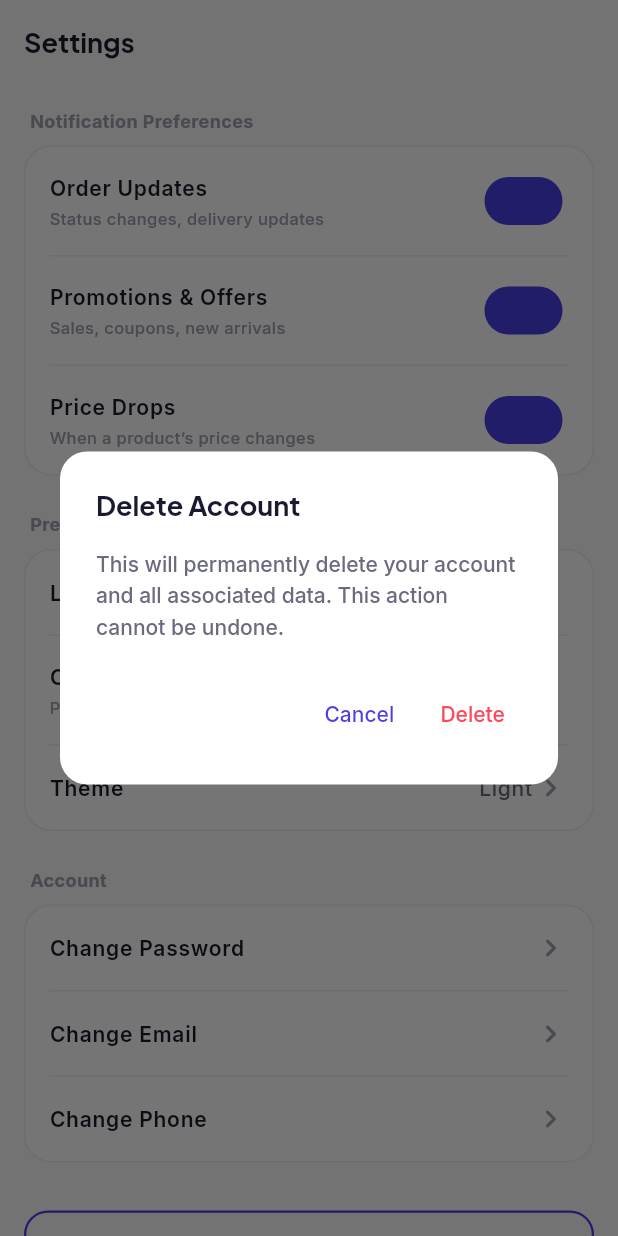
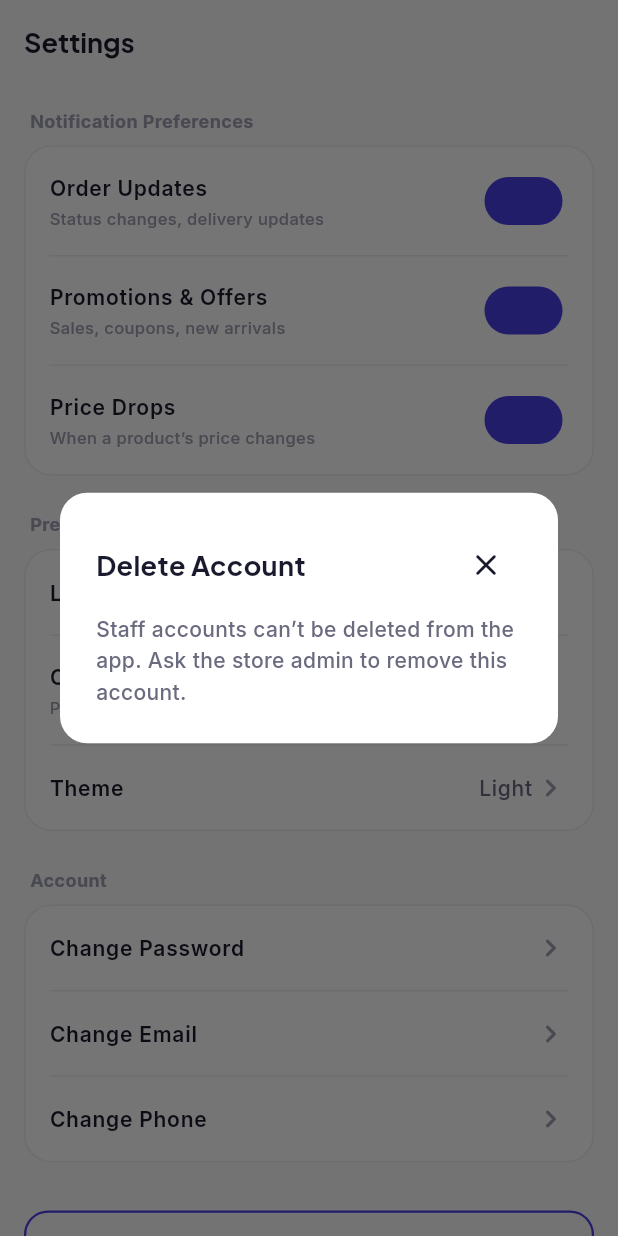
Before and after one commit to ashadtahir25-a11y/Shopverse, a Flutter app: the SettingsScreen screen opened by its route, after a tap on "Delete Account", on a phone screen of 412 x 824 dp. Run offline on Flutter 3.47's test engine with Material 3 defaults, Android fonts, the phone set to English and light mode, and no system bars; our stand-ins replace badges, carousel_slider, cloud_firestore, dio, firebase_auth, firebase_core and 11 more; accounts and stored records are empty.

Commit message:
Added new features and updated code

```diff
--- a/lib/features/admin/providers/notification_sender.dart
+++ b/lib/features/admin/providers/notification_sender.dart
@@ -5,6 +5,7 @@ import 'package:cloud_firestore/cloud_firestore.dart';
 /// priceDrops). A user who never touched Settings has no stored choice,
 /// which counts as "yes".
 bool wantsNotification(Map<String, dynamic>? userData, String prefKey) {
+  if (userData?['isDeleted'] == true) return false;
   final prefs = userData?['notificationPrefs'];
   if (prefs is Map) return prefs[prefKey] != false;
   return true;
--- a/lib/features/settings/screens/settings_screen.dart
+++ b/lib/features/settings/screens/settings_screen.dart
@@ -16,6 +16,7 @@ import '../../profile/providers/user_profile_provider.dart';
 import '../../profile/widgets/change_password_sheet.dart';
 import '../widgets/change_email_dialog.dart';
 import '../widgets/change_phone_dialog.dart';
+import '../widgets/delete_account_dialog.dart';
 
 class SettingsScreen extends ConsumerStatefulWidget {
   const SettingsScreen({super.key});
@@ -208,33 +209,7 @@ class _SettingsScreenState extends ConsumerState<SettingsScreen> {
     );
   }
 
-  void _confirmDeleteAccount() {
-    showDialog(
-      context: context,
-      builder: (context) => AlertDialog(
-        shape: RoundedRectangleBorder(
-          borderRadius: BorderRadius.circular(AppDimens.radiusLg),
-        ),
-        title: const Text('Delete Account'),
-        content: Text(
-          'This will permanently delete your account and all associated data. This action cannot be undone.',
-          style: AppTextStyles.bodyMedium.copyWith(
-            color: AppColors.textSecondary,
-          ),
-        ),
-        actions: [
-          TextButton(
-            onPressed: () => Navigator.pop(context),
-            child: const Text('Cancel'),
-          ),
-          TextButton(
-            onPressed: () => Navigator.pop(context),
-            child: Text('Delete', style: TextStyle(color: AppColors.error)),
-          ),
-        ],
-      ),
-    );
-  }
+  void _confirmDeleteAccount() => showDeleteAccountDialog(context);
 
   String _themeLabel(ThemeMode mode) => switch (mode) {
     ThemeMode.light => 'Light',
--- /dev/null
+++ b/lib/features/settings/widgets/delete_account_dialog.dart
@@ -0,0 +1,209 @@
+// ignore_for_file: prefer_const_constructors, prefer_const_literals_to_create_immutables
+import 'package:cloud_firestore/cloud_firestore.dart';
+import 'package:firebase_auth/firebase_auth.dart';
+import 'package:flutter/foundation.dart';
+import 'package:flutter/material.dart';
+import 'package:flutter_riverpod/flutter_riverpod.dart';
+import 'package:go_router/go_router.dart';
+import '../../../core/config/app_flow.dart';
+import '../../../core/config/firebase_config.dart';
+import '../../../core/data/auth_repository.dart';
+import '../../../core/theme/app_colors.dart';
+import '../../../core/theme/app_dimens.dart';
+import '../../../core/theme/app_text_styles.dart';
+import '../../../core/widgets/app_text_field.dart';
+import '../../profile/providers/user_profile_provider.dart';
+
+void showDeleteAccountDialog(BuildContext context) {
+  showDialog<void>(context: context, builder: (_) => const _DeleteAccountDialog());
+}
+
+/// Real account deletion (it used to be a button that only closed a dialog).
+///
+/// Order matters: the password is checked FIRST, so nothing is touched if it
+/// is wrong. Then the data this person is allowed to remove is deleted, the
+/// profile is blanked, and only at the very end the login itself is deleted.
+///
+/// Orders, reviews, returns and support tickets are NOT removed: the
+/// security rules deliberately don't let customers delete them, and a shop
+/// has to keep order records anyway. Staff accounts are removed by an admin.
+class _DeleteAccountDialog extends ConsumerStatefulWidget {
+  const _DeleteAccountDialog();
+
+  @override
+  ConsumerState<_DeleteAccountDialog> createState() => _DeleteAccountDialogState();
+}
+
+class _DeleteAccountDialogState extends ConsumerState<_DeleteAccountDialog> {
+  final _formKey = GlobalKey<FormState>();
+  final _password = TextEditingController();
+  bool _busy = false;
+  String? _error;
+
+  @override
+  void dispose() {
+    _password.dispose();
+    super.dispose();
+  }
+
+  String _friendly(Object e) {
+    if (e is FirebaseAuthException) {
+      switch (e.code) {
+        case 'wrong-password':
+        case 'invalid-credential':
+          return 'Your password is incorrect.';
+        case 'too-many-requests':
+          return 'Too many attempts. Please wait a moment and try again.';
+        case 'network-request-failed':
+          return 'Network error. Check your internet connection.';
+        case 'requires-recent-login':
+          return 'For security, please log out, log in again, and retry.';
+      }
+    }
+    debugPrint('Delete account failed: $e');
+    final code = e is FirebaseAuthException ? ' (${e.code})' : '';
+    return 'Could not delete the account$code. Please try again.';
+  }
+
+  Future<void> _deleteAll(CollectionReference<Map<String, dynamic>> col) async {
+    final snap = await col.get();
+    if (snap.docs.isEmpty) return;
+    final batch = FirebaseFirestore.instance.batch();
+    for (final d in snap.docs) {
+      batch.delete(d.reference);
+    }
+    await batch.commit();
+  }
+
+  Future<void> _delete() async {
+    if (!_formKey.currentState!.validate()) return;
+    setState(() {
+      _busy = true;
+      _error = null;
+    });
+    try {
+      final user = FirebaseAuth.instance.currentUser;
+      final email = user?.email;
+      if (user == null || email == null || !FirebaseStatus.isInitialized) {
+        throw FirebaseAuthException(code: 'no-current-user');
+      }
+      // 1. Prove it is the owner. If this fails, nothing has been touched.
+      await user.reauthenticateWithCredential(EmailAuthProvider.credential(email: email, password: _password.text));
+
+      final db = FirebaseFirestore.instance;
+      final uid = user.uid;
+
+      // 2. Remove what the rules let this person remove.
+      await _deleteAll(db.collection('users').doc(uid).collection('cart'));
+      await _deleteAll(db.collection('users').doc(uid).collection('wishlist'));
+      final addresses = await db.collection('addresses').where('userId', isEqualTo: uid).get();
+      if (addresses.docs.isNotEmpty) {
+        final batch = db.batch();
+        for (final d in addresses.docs) {
+          batch.delete(d.reference);
+        }
+        await batch.commit();
+      }
+
+      // 3. Blank the profile (the document itself can't be deleted by rule).
+      await db.collection('users').doc(uid).update({
+        'fullName': 'Deleted User',
+        'email': '',
+        'phone': '',
+        'avatarUrl': null,
+        'isDeleted': true,
+        'deletedAt': FieldValue.serverTimestamp(),
+        'notificationPrefs': FieldValue.delete(),
+      });
+
+      // 4. Finally delete the login itself.
+      await user.delete();
+      await authRepository.logout();
+
+      if (!mounted) return;
+      final router = GoRouter.of(context);
+      final messenger = ScaffoldMessenger.of(context);
+      Navigator.pop(context);
+      router.go(loggedOutRoute());
+      messenger.showSnackBar(const SnackBar(content: Text('Your account has been deleted.')));
+    } catch (e) {
+      if (mounted) setState(() => _error = _friendly(e));
+    } finally {
+      if (mounted) setState(() => _busy = false);
+    }
+  }
+
+  @override
+  Widget build(BuildContext context) {
+    final isStaff = ref.watch(userProfileProvider).role != 'customer';
+
+    return Dialog(
+      shape: RoundedRectangleBorder(borderRadius: BorderRadius.circular(AppDimens.radiusLg)),
+      child: ConstrainedBox(
+        constraints: const BoxConstraints(maxWidth: 420),
+        child: SingleChildScrollView(
+          padding: const EdgeInsets.all(AppDimens.lg),
+          child: Column(
+            mainAxisSize: MainAxisSize.min,
+            crossAxisAlignment: CrossAxisAlignment.start,
+            children: [
+              Row(
+                children: [
+                  Expanded(child: Text('Delete Account', style: AppTextStyles.h4)),
+                  IconButton(icon: const Icon(Icons.close_rounded), onPressed: _busy ? null : () => Navigator.pop(context)),
+                ],
+              ),
+              const SizedBox(height: AppDimens.sm),
+              if (isStaff) ...[
+                Text(
+                  'Staff accounts can\u2019t be deleted from the app. Ask the store admin to remove this account.',
+                  style: AppTextStyles.bodyMedium.copyWith(color: AppColors.textSecondary, height: 1.5),
+                ),
+              ] else ...[
+                Text(
+                  'This permanently deletes your profile, cart, wishlist and saved addresses, and you will be logged out. '
+                  'This cannot be undone.',
+                  style: AppTextStyles.bodyMedium.copyWith(color: AppColors.textSecondary, height: 1.5),
+                ),
+                const SizedBox(height: AppDimens.sm),
+                Text(
+                  'Your past orders, reviews and support tickets are kept for the store\u2019s records, without your profile details.',
+                  style: AppTextStyles.bodySmall.copyWith(color: AppColors.textMuted, height: 1.5),
+                ),
+                const SizedBox(height: AppDimens.md),
+                Form(
+                  key: _formKey,
+                  child: AppTextField(
+                    label: 'Confirm with your password',
+                    hint: 'Your current password',
+                    controller: _password,
+                    isPassword: true,
+                    prefixIcon: Icons.lock_outline_rounded,
+                    validator: (v) => (v == null || v.isEmpty) ? 'Enter your password' : null,
+                  ),
+                ),
+                if (_error != null) ...[
+                  const SizedBox(height: AppDimens.sm),
+                  Text(_error!, style: AppTextStyles.bodySmall.copyWith(color: AppColors.error)),
+                ],
+                const SizedBox(height: AppDimens.lg),
+                ElevatedButton(
+                  onPressed: _busy ? null : _delete,
+                  style: ElevatedButton.styleFrom(backgroundColor: AppColors.error),
+                  child: _busy
+                      ? SizedBox(width: 22, height: 22, child: CircularProgressIndicator(strokeWidth: 2.4, color: Colors.white))
+                      : Text('Delete My Account', style: AppTextStyles.buttonLarge),
+                ),
+                const SizedBox(height: AppDimens.sm),
+                SizedBox(
+                  width: double.infinity,
+                  child: TextButton(onPressed: _busy ? null : () => Navigator.pop(context), child: const Text('Cancel')),
+                ),
+              ],
+            ],
+          ),
+        ),
+      ),
+    );
+  }
+}
```
Also changed, not shown: lib/core/data/auth_repository.dart (+11 -0 lines), lib/features/admin/providers/admin_customers_provider.dart (+4 -4 lines), lib/features/auth/screens/login_screen.dart (+0 -64 lines).
